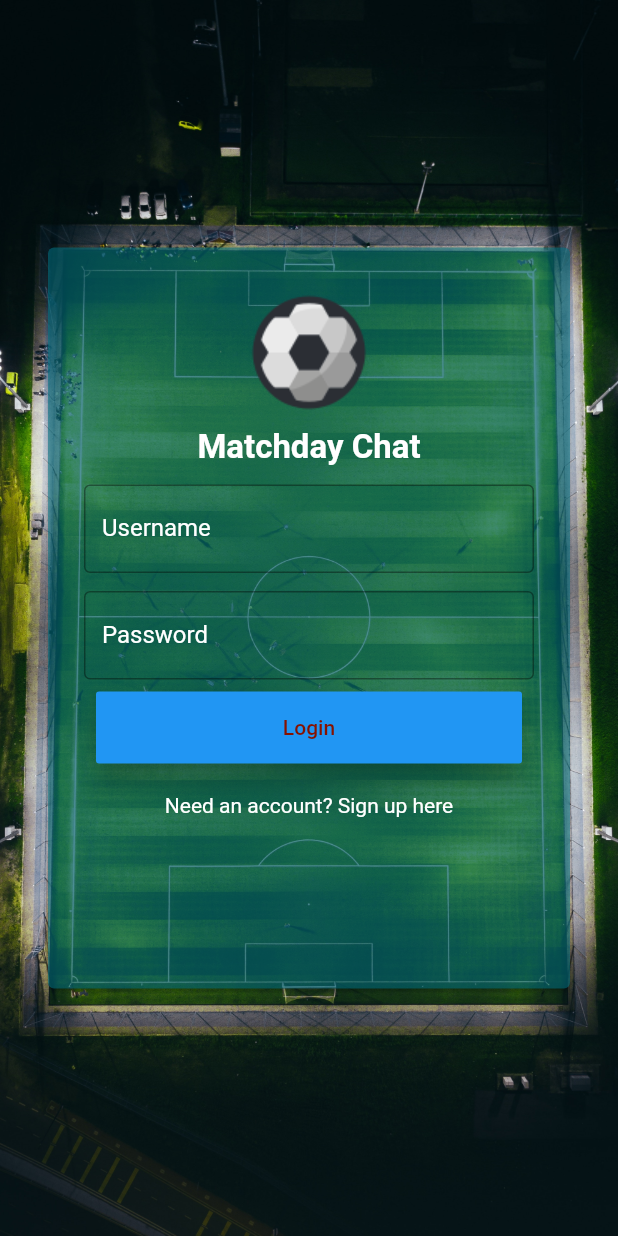
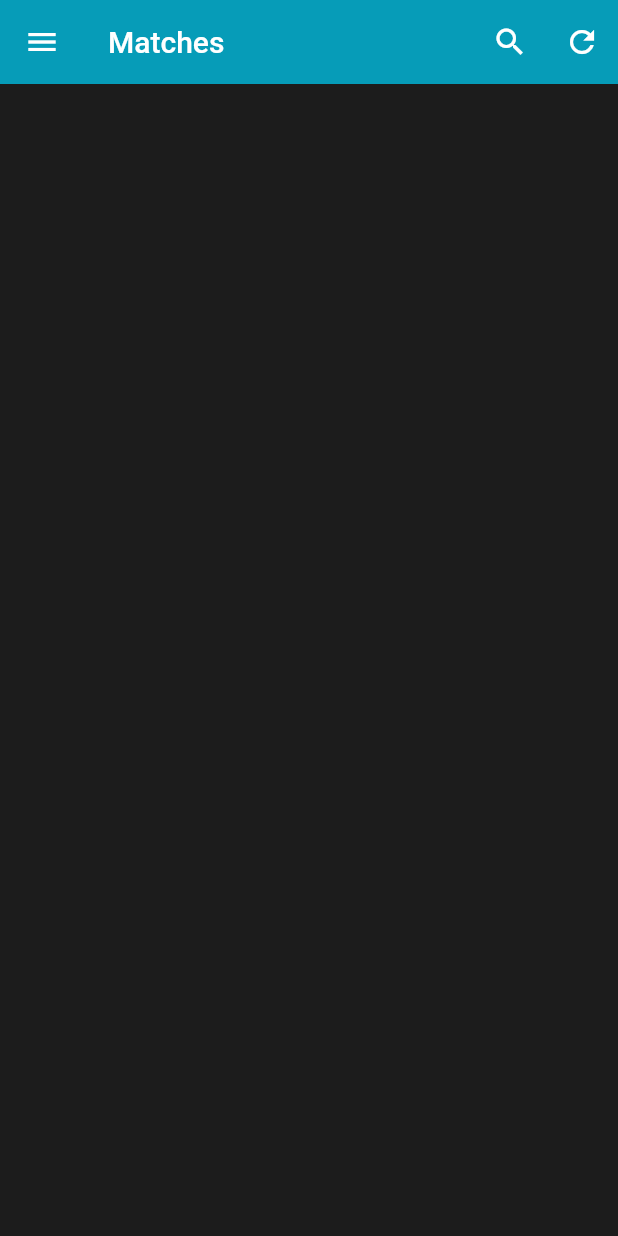
Before and after one commit to brianroper/match_day_chat, a Flutter app: the screen it shows after launch, on a phone screen of 412 x 824 dp. Run offline on Flutter 3.47's test engine with Material 2 defaults, Android fonts, the phone set to English and light mode, and no system bars; our stand-ins replace cloud_firestore; accounts and stored records are empty; Roboto replaces fonts that are missing (Rubik).

Commit message:
added backdrop logic and ui

```diff
--- a/lib/app.dart
+++ b/lib/app.dart
@@ -1,12 +1,77 @@
 import 'package:flutter/material.dart';
+import 'package:match_day_chat/views/login_screen.dart';
 import 'colors.dart';
+import 'package:match_day_chat/models/category.dart';
+import 'package:match_day_chat/views/menu_screen.dart';
+import 'package:match_day_chat/views/backdrop.dart';
+import 'package:match_day_chat/views/match_screen.dart';
 
-ThemeData _buildTheme(){
-  return new ThemeData(
-    primaryColor: Color(0xFF007586),
-    accentColor: Color(0xFF861200),
-    buttonTheme: new ButtonThemeData(
-      textTheme: ButtonTextTheme.accent
-    )
+final ThemeData _kMatchDayTheme = _buildTheme();
+
+class App extends StatefulWidget {
+  @override
+  State createState() {
+    return new AppState();
+  }
+}
+
+class AppState extends State<App>{
+  Category _currentCategory = Category.all;
+
+  @override
+  Widget build(BuildContext context) {
+    return new MaterialApp(
+      theme: _kMatchDayTheme,
+      home: Backdrop(
+        currentCategory: Category.all,
+        frontPanel: MatchScreen(),
+        backPanel: Container(color: kMatchDayBlue600),
+        frontTitle: Text('Matches'),
+        backTitle: Text('Groups'),
+      ),
+    );
+  }
+
+  void _onCategoryTap(Category category) {
+    setState(() {
+      _currentCategory = category;
+    });
+  }
+}
+
+ThemeData _buildTheme() {
+  final ThemeData base = ThemeData.light();
+  return base.copyWith(
+    primaryColor: kMatchDayBlue600,
+    accentColor: kMatchDayRed900,
+    buttonColor: kMatchDayBlue400,
+    scaffoldBackgroundColor: kMatchDaySurfaceBlack,
+    cardColor: kMatchDayBackgroundWhite,
+    textSelectionColor: kMatchDayBlue200,
+    errorColor: kMatchDayErrorRed,
+    hintColor: kMatchDayBackgroundWhite,
+    buttonTheme: new ButtonThemeData(textTheme: ButtonTextTheme.accent),
+    textTheme: _buildTextTheme(base.textTheme),
+    primaryTextTheme: _buildTextTheme(base.primaryTextTheme),
+    accentTextTheme: _buildTextTheme(base.accentTextTheme),
   );
 }
+
+TextTheme _buildTextTheme(TextTheme base) {
+  return base
+      .copyWith(
+    headline: base.headline.copyWith(
+      fontWeight: FontWeight.w500,
+    ),
+    title: base.title.copyWith(fontSize: 18.0),
+    caption: base.caption.copyWith(
+      fontWeight: FontWeight.w400,
+      fontSize: 14.0,
+    ),
+  )
+      .apply(
+    fontFamily: 'Rubik',
+    displayColor: kMatchDayRed900,
+    bodyColor: Colors.white,
+  );
+}
--- /dev/null
+++ b/lib/models/category.dart
@@ -0,0 +1 @@
+enum Category { all, a, b, c, d, e, f, g, h}
--- /dev/null
+++ b/lib/views/backdrop.dart
@@ -0,0 +1,144 @@
+import 'package:flutter/material.dart';
+import 'package:meta/meta.dart';
+import 'package:match_day_chat/models/category.dart';
+
+const double _kFlingVelocity = 2.0;
+
+class Backdrop extends StatefulWidget {
+  final Category currentCategory;
+  final Widget frontPanel;
+  final Widget backPanel;
+  final Widget frontTitle;
+  final Widget backTitle;
+
+  const Backdrop({
+    @required this.currentCategory,
+    @required this.frontPanel,
+    @required this.backPanel,
+    @required this.frontTitle,
+    @required this.backTitle,
+  })  : assert(currentCategory != null),
+        assert(frontPanel != null),
+        assert(backPanel != null),
+        assert(frontTitle != null),
+        assert(backTitle != null);
+
+  @override
+  State createState() {
+    return new BackdropState();
+  }
+}
+
+class BackdropState extends State<Backdrop>
+    with SingleTickerProviderStateMixin {
+  final GlobalKey _backdropKey = GlobalKey(debugLabel: 'Backdrop');
+  AnimationController _controller;
+
+  @override
+  Widget build(BuildContext context) {
+    var appBar = AppBar(
+      brightness: Brightness.light,
+      elevation: 0.0,
+      leading: IconButton(
+        icon: Icon(Icons.menu),
+        onPressed: _toggleBackdropPanelVisibility,
+      ),
+      title: Text('Matches'),
+      actions: <Widget>[
+        IconButton(
+          icon: new Icon(Icons.search),
+          onPressed: () {
+            print("Search");
+          },
+        ),
+        IconButton(
+            icon: new Icon(Icons.refresh),
+            onPressed: () {
+              print("Refreshing list");
+            }),
+      ],
+    );
+    return Scaffold(
+      appBar: appBar,
+      body: LayoutBuilder(builder: _buildStack),
+    );
+  }
+
+  Widget _buildStack(BuildContext context, BoxConstraints constraints) {
+    const double panelTitleHeight = 48.0;
+    final Size panelSize = constraints.biggest;
+    final double panelTop = panelSize.height - panelTitleHeight;
+
+    Animation<RelativeRect> panelAnimation = RelativeRectTween(
+      begin: RelativeRect.fromLTRB(
+          0.0, panelTop, 0.0, panelTop - panelSize.height),
+      end: RelativeRect.fromLTRB(0.0, 0.0, 0.0, 0.0),
+    ).animate(_controller.view);
+
+    return Container(
+      key: _backdropKey,
+      child: Stack(
+        children: <Widget>[
+          widget.backPanel,
+          PositionedTransition(
+            rect: panelAnimation,
+            child: BackDropPanel(
+              child: widget.frontPanel,
+            ),
+          ),
+        ],
+      ),
+    );
+  }
+
+  @override
+  void initState() {
+    super.initState();
+    _controller = AnimationController(
+      duration: Duration(milliseconds: 300),
+      value: 1.0,
+      vsync: this,
+    );
+  }
+
+  @override
+  void dispose() {
+    _controller.dispose();
+    super.dispose();
+  }
+
+  bool get _backdropPanelVisible {
+    final AnimationStatus status = _controller.status;
+    return status == AnimationStatus.completed ||
+        status == AnimationStatus.forward;
+  }
+
+  void _toggleBackdropPanelVisibility() {
+    _controller.fling(
+        velocity: _backdropPanelVisible ? -_kFlingVelocity : _kFlingVelocity);
+  }
+}
+
+class BackDropPanel extends StatelessWidget {
+  final Widget child;
+
+  const BackDropPanel({
+    Key key,
+    this.child,
+  }) : super(key: key);
+
+  @override
+  Widget build(BuildContext context) {
+    return Material(
+      elevation: 16.0,
+      child: Column(
+        crossAxisAlignment: CrossAxisAlignment.stretch,
+        children: <Widget>[
+          Expanded(
+            child: child,
+          )
+        ],
+      ),
+    );
+  }
+}
--- a/lib/views/login_screen.dart
+++ b/lib/views/login_screen.dart
@@ -109,7 +109,7 @@ class LoginScreenState extends State<LoginScreen> {
   void _loginWithCredentials(String username, String password) {
     Navigator.push(
       context,
-      new MaterialPageRoute(builder: (context) => new MatchDayChatApp()),
+      new MaterialPageRoute(builder: (context) => new MatchScreen()),
     );
   }
 }
--- a/lib/views/match_screen.dart
+++ b/lib/views/match_screen.dart
@@ -5,29 +5,18 @@ import 'chat_screen.dart';
 import 'match_cell.dart';
 
 //Match Screen
-class MatchDayChatApp extends StatefulWidget {
+class MatchScreen extends StatefulWidget {
   @override
   State createState() {
     return new MatchScreenState();
   }
 }
 
-class MatchScreenState extends State<MatchDayChatApp> {
+class MatchScreenState extends State<MatchScreen> {
 
   @override
   Widget build(BuildContext context) {
     return new Scaffold(
-      appBar: new AppBar(
-        title: new Text("Match Day Chat"),
-        actions: <Widget>[
-          new IconButton(
-              icon: new Icon(Icons.refresh),
-              onPressed: () {
-                print("Refreshing list");
-                _buildMatchStream();
-              })
-        ],
-      ),
       body: new Center(
           child:  _buildMatchStream()),
     );
--- a/lib/views/menu_screen.dart
+++ b/lib/views/menu_screen.dart
@@ -1,8 +1,7 @@
 import 'package:flutter/material.dart';
 import 'package:match_day_chat/colors.dart';
 import 'package:meta/meta.dart';
-
-enum Category { a, b, c, d, e, f, g, h}
+import 'package:match_day_chat/models/category.dart';
 
 class MenuScreen extends StatelessWidget {
   final Category currentCategory;
```
Also changed, not shown: lib/main.dart (+2 -45 lines).
